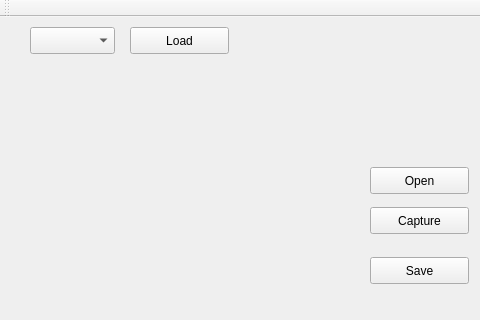
Old version of the form camera/mainwindow.ui in the repository liyuedong1026/camera; both pictures show x 0 to 480 and y 0 to 320 of the 563 by 482 pixel window.
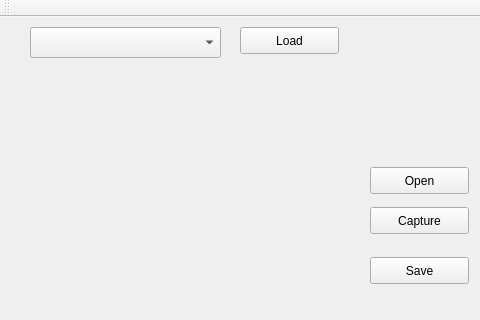
New version of the form.

Diff of the .ui file:
```diff
--- a/camera/mainwindow.ui
+++ b/camera/mainwindow.ui
@@ -69,15 +69,15 @@
      <rect>
       <x>30</x>
       <y>10</y>
-      <width>85</width>
-      <height>27</height>
+      <width>191</width>
+      <height>31</height>
      </rect>
     </property>
    </widget>
    <widget class="QPushButton" name="btnLoad">
     <property name="geometry">
      <rect>
-      <x>130</x>
+      <x>240</x>
       <y>10</y>
       <width>99</width>
       <height>27</height>
```
Left out of the diff: 2 changed lines with no effect on the pictures.
